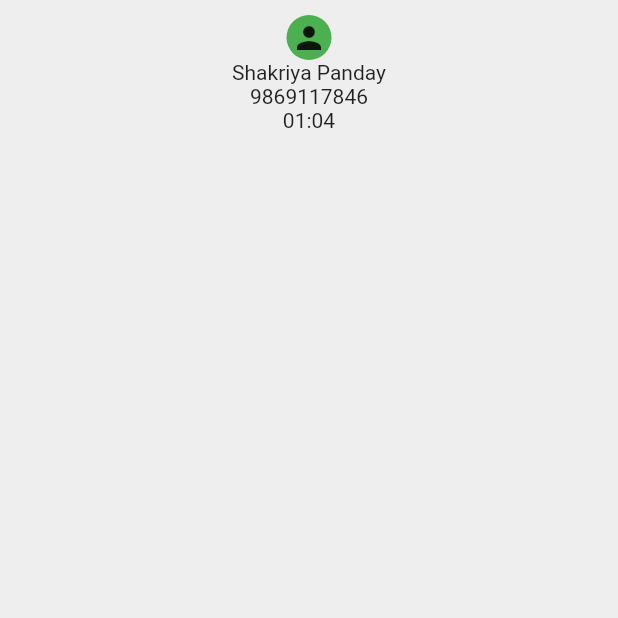
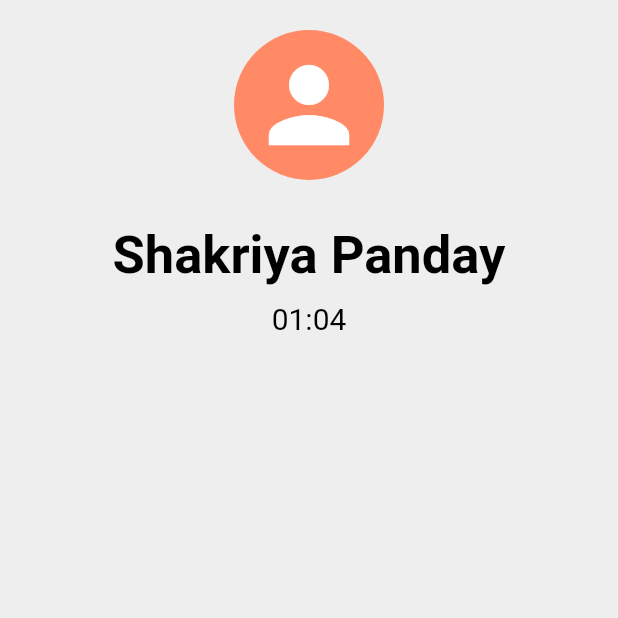
Before and after one commit to ShakriyaPanday/xiaomicallui, a Flutter app: the screen it shows after launch, on a phone screen of 412 x 824 dp, the top half of it. Run offline on Flutter 3.47's test engine with Material 2 defaults, Android fonts, the phone set to English and light mode, and no system bars.

Commit message:
User information decorated

```diff
--- a/lib/pages/homepage.dart
+++ b/lib/pages/homepage.dart
@@ -14,17 +14,38 @@ class HomePage extends StatelessWidget {
               Center(
                 child: Column(
                   children: [
+                    SizedBox(
+                      height: 10,
+                    ),
                     Container(
                       decoration: BoxDecoration(
-                          color: Colors.green,
-                          borderRadius: BorderRadius.circular(30)),
+                          color: Colors.deepOrange[300],
+                          borderRadius: BorderRadius.circular(50)),
+                      height: 100,
+                      width: 100,
+                      child: Icon(
+                        Icons.person,
+                        color: Colors.white,
+                        size: 80,
+                      ),
+                    ),
+                    SizedBox(
                       height: 30,
-                      width: 30,
-                      child: Icon(Icons.person),
                     ),
-                    Text("Shakriya Panday"),
-                    Text("9869117846"),
-                    Text("01:04"),
+                    Text(
+                      "Shakriya Panday",
+                      style: TextStyle(
+                          color: Colors.black,
+                          fontWeight: FontWeight.bold,
+                          fontSize: 35),
+                    ),
+                    SizedBox(
+                      height: 10,
+                    ),
+                    Text(
+                      "01:04",
+                      style: TextStyle(color: Colors.black, fontSize: 20),
+                    ),
                   ],
                 ),
               )
```
